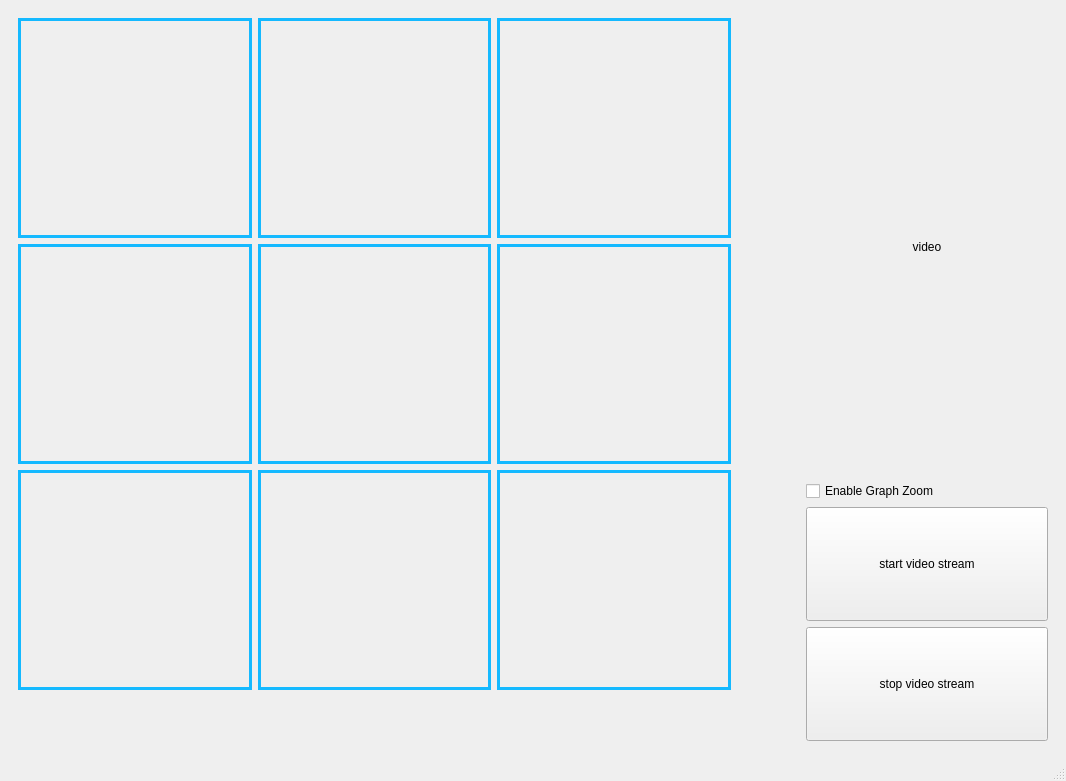
First picture: the form in zoomanimation/customgraphtest.ui, repository Ardnys/Qt-Projects, before the edit.
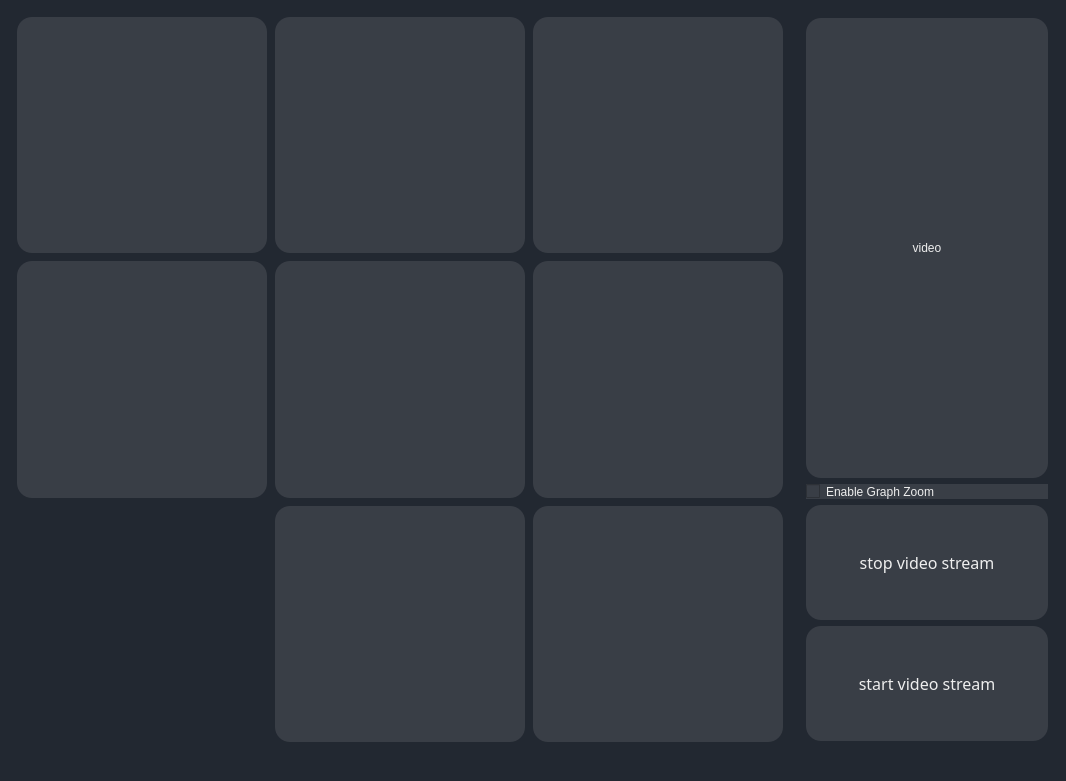
Second picture: the form after the edit. Custom widgets are drawn as their Qt base class.

What changed in the file:
```diff
--- a/zoomanimation/customgraphtest.ui
+++ b/zoomanimation/customgraphtest.ui
@@ -25,99 +25,159 @@
   <property name="windowTitle">
    <string>Graphs and Video</string>
   </property>
+  <property name="styleSheet">
+   <string notr="true">background-color: rgb(34, 40, 49);
+
+</string>
+  </property>
   <widget class="QWidget" name="centralwidget">
+   <property name="font">
+    <font>
+     <family>Chakra Petch Medium</family>
+     <pointsize>12</pointsize>
+     <weight>9</weight>
+     <italic>false</italic>
+     <bold>false</bold>
+    </font>
+   </property>
+   <property name="styleSheet">
+    <string notr="true">QPushButton {
+	background-color: rgb(57, 62, 70);
+	color: rgb(238, 238, 238);
+	border-radius: 15px;
+	font: 75 12pt &quot;Chakra Petch Medium&quot;;
+}
+
+PlotWidget {
+	background-color: rgb(57, 62, 70);
+	color: rgb(238, 238, 238);
+	border-radius: 15px;
+	font: 75 12pt &quot;Chakra Petch Medium&quot;;
+}
+
+QLabel, QCheckBox {
+	background-color: rgb(57, 62, 70);
+	color: rgb(238, 238, 238);
+	border-radius: 15px;
+	font: 75 12pt &quot;Chakra Petch Medium&quot;;
+}
+
+*{
+	color: rgb(238, 238, 238);
+	border-radius: 15px;
+	font: 75 12pt &quot;Chakra Petch Medium&quot;;
+}</string>
+   </property>
    <layout class="QHBoxLayout" name="horizontalLayout" stretch="3,1">
     <item>
      <layout class="QGridLayout" name="gridLayout">
       <property name="leftMargin">
-       <number>9</number>
+       <number>8</number>
       </property>
       <property name="topMargin">
-       <number>9</number>
+       <number>8</number>
       </property>
       <property name="rightMargin">
-       <number>60</number>
+       <number>8</number>
       </property>
       <property name="bottomMargin">
-       <number>60</number>
+       <number>8</number>
+      </property>
+      <property name="spacing">
+       <number>8</number>
       </property>
       <item row="0" column="0">
-       <widget class="GraphWidget" name="plotwidget_2" native="true">
+       <widget class="PlotWidget" name="plotwidget_2" native="true">
         <property name="styleSheet">
          <string notr="true">
-	border: 3px solid rgb(20, 185, 255);
+	background-color: rgb(57, 62, 70);
+	color: rgb(238, 238, 238);
+	border-radius: 15px;
+	font: 75 12pt &quot;Chakra Petch Medium&quot;;
 </string>
         </property>
        </widget>
       </item>
       <item row="1" column="2">
-       <widget class="GraphWidget" name="plotwidget_6" native="true">
+       <widget class="PlotWidget" name="plotwidget_6" native="true">
         <property name="styleSheet">
          <string notr="true">
-	border: 3px solid rgb(20, 185, 255);
+	background-color: rgb(57, 62, 70);
+	color: rgb(238, 238, 238);
+	border-radius: 15px;
+	font: 75 12pt &quot;Chakra Petch Medium&quot;;
 </string>
         </property>
        </widget>
       </item>
       <item row="1" column="1">
-       <widget class="GraphWidget" name="plotwidget" native="true">
+       <widget class="PlotWidget" name="plotwidget_1" native="true">
         <property name="styleSheet">
          <string notr="true">
-	border: 3px solid rgb(20, 185, 255);
+	background-color: rgb(57, 62, 70);
+	color: rgb(238, 238, 238);
+	border-radius: 15px;
+	font: 75 12pt &quot;Chakra Petch Medium&quot;;
 </string>
         </property>
        </widget>
       </item>
       <item row="0" column="1">
-       <widget class="GraphWidget" name="plotwidget_3" native="true">
+       <widget class="PlotWidget" name="plotwidget_3" native="true">
         <property name="styleSheet">
          <string notr="true">
-	border: 3px solid rgb(20, 185, 255);
+	background-color: rgb(57, 62, 70);
+	color: rgb(238, 238, 238);
+	border-radius: 15px;
+	font: 75 12pt &quot;Chakra Petch Medium&quot;;
 </string>
         </property>
        </widget>
       </item>
       <item row="1" column="0">
-       <widget class="GraphWidget" name="plotwidget_4" native="true">
+       <widget class="PlotWidget" name="plotwidget_4" native="true">
         <property name="styleSheet">
          <string notr="true">
-	border: 3px solid rgb(20, 185, 255);
+	background-color: rgb(57, 62, 70);
+	color: rgb(238, 238, 238);
+	border-radius: 15px;
+	font: 75 12pt &quot;Chakra Petch Medium&quot;;
 </string>
         </property>
        </widget>
       </item>
       <item row="0" column="2">
-       <widget class="GraphWidget" name="plotwidget_5" native="true">
+       <widget class="PlotWidget" name="plotwidget_5" native="true">
         <property name="styleSheet">
          <string notr="true">
-	border: 3px solid rgb(20, 185, 255);
-</string>
-        </property>
-       </widget>
-      </item>
-      <item row="2" column="0">
-       <widget class="GraphWidget" name="plotwidget_7" native="true">
-        <property name="styleSheet">
-         <string notr="true">
-	border: 3px solid rgb(20, 185, 255);
+	background-color: rgb(57, 62, 70);
+	color: rgb(238, 238, 238);
+	border-radius: 15px;
+	font: 75 12pt &quot;Chakra Petch Medium&quot;;
 </string>
         </property>
        </widget>
       </item>
       <item row="2" column="1">
-       <widget class="GraphWidget" name="plotwidget_8" native="true">
+       <widget class="PlotWidget" name="plotwidget_7" native="true">
         <property name="styleSheet">
          <string notr="true">
-	border: 3px solid rgb(20, 185, 255);
+	background-color: rgb(57, 62, 70);
+	color: rgb(238, 238, 238);
+	border-radius: 15px;
+	font: 75 12pt &quot;Chakra Petch Medium&quot;;
 </string>
         </property>
        </widget>
       </item>
       <item row="2" column="2">
-       <widget class="GraphWidget" name="plotwidget_9" native="true">
+       <widget class="PlotWidget" name="plotwidget_8" native="true">
         <property name="styleSheet">
          <string notr="true">
-	border: 3px solid rgb(20, 185, 255);
+	background-color: rgb(57, 62, 70);
+	color: rgb(238, 238, 238);
+	border-radius: 15px;
+	font: 75 12pt &quot;Chakra Petch Medium&quot;;
 </string>
         </property>
        </widget>
@@ -150,24 +210,14 @@
       </item>
       <item>
        <widget class="QCheckBox" name="graphzoomenable">
+        <property name="styleSheet">
+         <string notr="true">border-radius: 15px</string>
+        </property>
         <property name="text">
          <string>Enable Graph Zoom</string>
         </property>
        </widget>
       </item>
-      <item>
-       <widget class="QPushButton" name="startbutton">
-        <property name="sizePolicy">
-         <sizepolicy hsizetype="Minimum" vsizetype="Minimum">
-          <horstretch>0</horstretch>
-          <verstretch>0</verstretch>
-         </sizepolicy>
-        </property>
-        <property name="text">
-         <string>start video stream</string>
-        </property>
-       </widget>
-      </item>
       <item>
        <widget class="QPushButton" name="stopbutton">
         <property name="sizePolicy">
@@ -176,11 +226,42 @@
           <verstretch>0</verstretch>
          </sizepolicy>
         </property>
+        <property name="font">
+         <font>
+          <family>Chakra Petch Medium</family>
+          <pointsize>12</pointsize>
+          <weight>9</weight>
+          <italic>false</italic>
+          <bold>false</bold>
+         </font>
+        </property>
         <property name="text">
          <string>stop video stream</string>
         </property>
        </widget>
       </item>
+      <item>
+       <widget class="QPushButton" name="startbutton">
+        <property name="sizePolicy">
+         <sizepolicy hsizetype="Minimum" vsizetype="Minimum">
+          <horstretch>0</horstretch>
+          <verstretch>0</verstretch>
+         </sizepolicy>
+        </property>
+        <property name="font">
+         <font>
+          <family>Chakra Petch Medium</family>
+          <pointsize>12</pointsize>
+          <weight>9</weight>
+          <italic>false</italic>
+          <bold>false</bold>
+         </font>
+        </property>
+        <property name="text">
+         <string>start video stream</string>
+        </property>
+       </widget>
+      </item>
      </layout>
     </item>
    </layout>
@@ -189,12 +270,14 @@
  </widget>
  <customwidgets>
   <customwidget>
-   <class>GraphWidget</class>
+   <class>PlotWidget</class>
    <extends>QWidget</extends>
-   <header>myWidgets.h</header>
+   <header>pyqtgraph</header>
    <container>1</container>
   </customwidget>
  </customwidgets>
- <resources/>
+ <resources>
+  <include location="resources.qrc"/>
+ </resources>
  <connections/>
 </ui>
```
